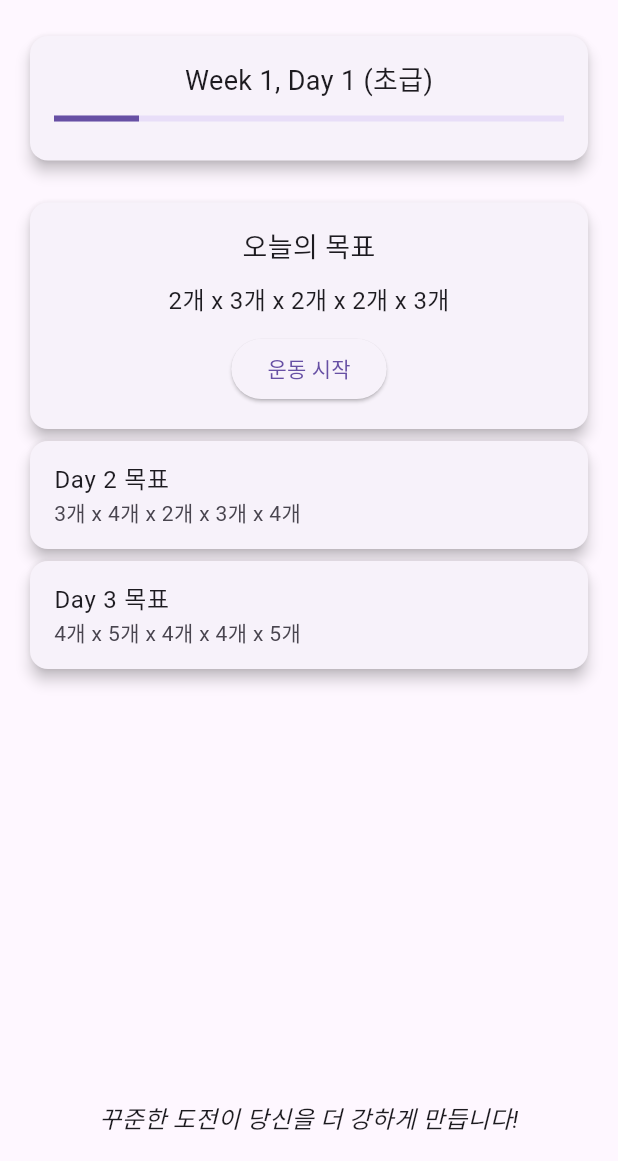
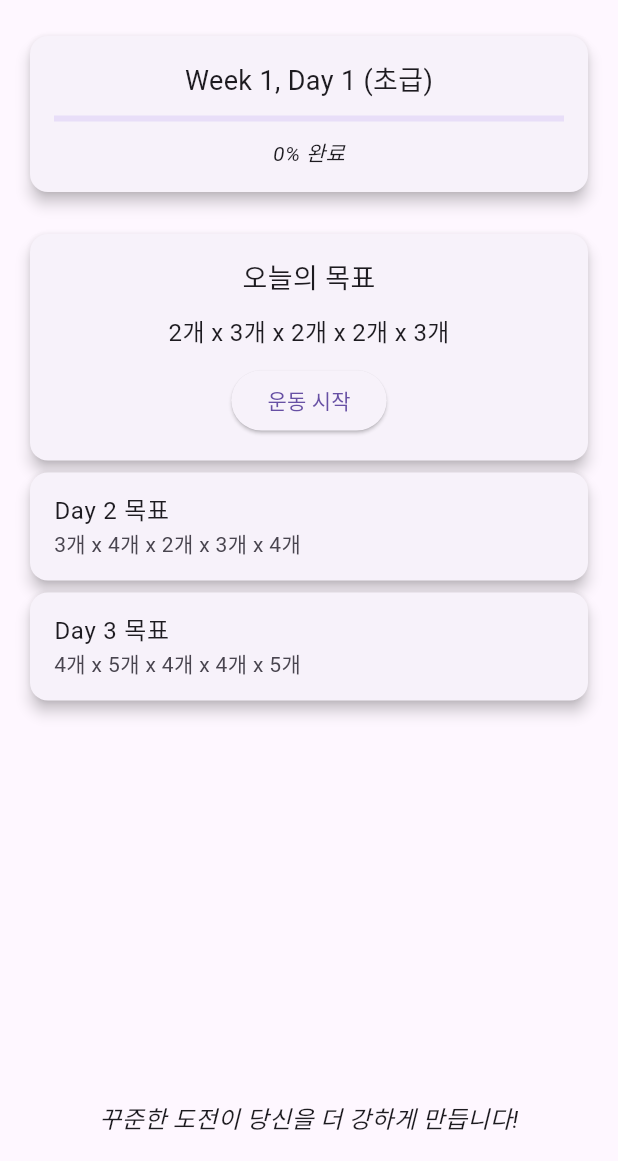
Before and after one commit to JYB0/push100, a Flutter app: the HomeScreen screen opened directly, on a phone screen of 412 x 824 dp, the part 75-1236 px from its top. Run offline on Flutter 3.47's test engine with Material 3 defaults, Android fonts, the phone set to English and light mode, and no system bars; our stand-ins replace flutter_local_notifications, google_fonts, shared_preferences, vibration; accounts and stored records are empty.

```diff
--- a/lib/screens/home_screen.dart
+++ b/lib/screens/home_screen.dart
@@ -1,5 +1,6 @@
 import 'package:flutter/material.dart';
 import 'package:push100/helpers/workout_helper.dart';
+import 'package:push100/screens/workout_history_screen.dart';
 import 'package:push100/screens/workout_screen.dart';
 import 'package:push100/screens/test_screen.dart';
 import 'package:shared_preferences/shared_preferences.dart';
@@ -46,8 +47,12 @@ class HomeScreenState extends State<HomeScreen> {
     final todayPlan =
         getPlanByLevelWeekAndDay(widget.level, widget.week, currentDay);
 
-    // 진행률 계산 (6주 기준)
-    final double progress = widget.week / 6;
+    const int totalDays = 6 * 3; // 18일
+
+    // 진행 상황 계산 (날짜 기준)
+    final int completedDays =
+        ((widget.week - 1) * 3) + (currentDay - 1); // 완료한 일수
+    final double progress = completedDays / totalDays;
 
     // 테스트 조건 확인
     final isTestDay = widget.isTestMode;
@@ -70,18 +75,35 @@ class HomeScreenState extends State<HomeScreen> {
               // 진행 상황 요약
               Card(
                 elevation: 4,
+                child: InkWell(
+                  onTap: () {
+                    Navigator.push(
+                      context,
+                      MaterialPageRoute(
+                        builder: (context) => const WorkoutHistoryScreen(),
+                      ),
+                    );
+                  },
                   child: Padding(
                     padding: const EdgeInsets.all(16.0),
                     child: Column(
                       children: [
                         Text(
-                        "Week ${widget.week}, Day $currentDay (${widget.level})",
+                          widget.isTestMode
+                              ? "Week ${widget.week} Test Day"
+                              : "Week ${widget.week}, Day $currentDay (${widget.level})",
                           style: const TextStyle(fontSize: 18),
                         ),
                         const SizedBox(height: 10),
                         LinearProgressIndicator(value: progress),
                         const SizedBox(height: 10),
+                        Text(
+                          "${(progress * 100).toStringAsFixed(0)}% 완료",
+                          style: const TextStyle(
+                              fontSize: 14, fontStyle: FontStyle.italic),
+                        ),
                       ],
+                    ),
                   ),
                 ),
               ),
```
Also changed, not shown: lib/helpers/shared_preferences_helper.dart (+27 -0 lines), lib/screens/workout_history_screen.dart (added, +97 -0 lines), lib/screens/workout_screen.dart (+6 -9 lines). Lines whose indentation alone changed are shown as unchanged.
